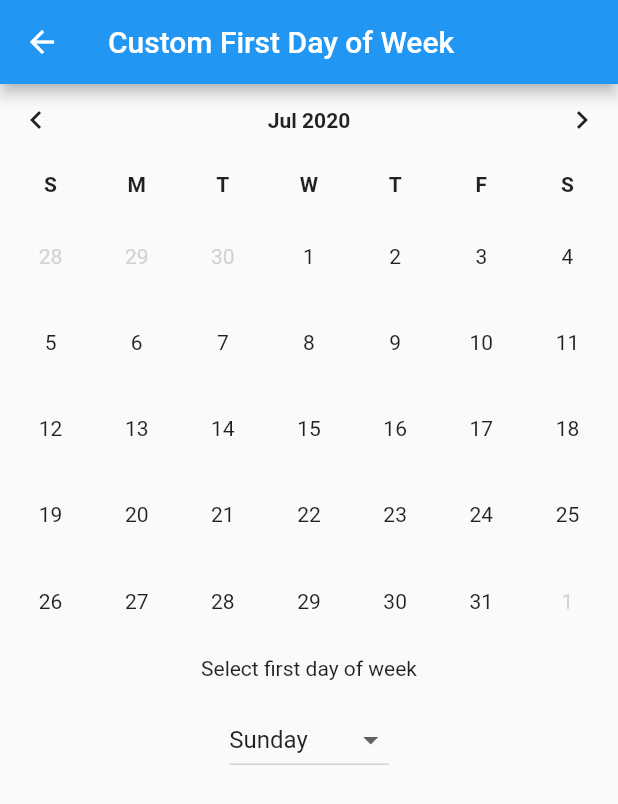
After one commit to jeebb/nhabe, a Flutter app: the CustomFirstDayOfWeek screen opened directly, after a tap on the "chevron left" icon, on a phone screen of 412 x 824 dp. The commit adds this screen. Shown: the top 804 px of the screen. Run offline on Flutter 3.47's test engine with Material 2 defaults, Android fonts, the phone set to English and light mode, and no system bars; missing offline and left inert: month_picker_strip.

Commit message:
Fix bug + Add some examples

```diff
--- /dev/null
+++ b/example/lib/examples/custom_first_day_of_week.dart
@@ -0,0 +1,59 @@
+import 'package:flutter/material.dart';
+import 'package:nhabe/nhabe.dart';
+
+class CustomFirstDayOfWeek extends StatefulWidget {
+  @override
+  State<StatefulWidget> createState() => _CustomFirstDayOfWeekState();
+}
+
+class _CustomFirstDayOfWeekState extends State<CustomFirstDayOfWeek> {
+  static final weekDays = <int, String>{
+    1: 'Monday',
+    2: 'Tueday',
+    3: 'Wednesday',
+    4: 'Thursday',
+    5: 'Friday',
+    6: 'Saturday',
+    7: 'Sunday',
+  };
+
+  int firstDayOfWeek = DateTime.sunday;
+
+  @override
+  Widget build(BuildContext context) => Scaffold(
+        appBar: AppBar(
+          title: Text('Custom First Day of Week'),
+        ),
+        body: SafeArea(
+          child: Column(
+            mainAxisAlignment: MainAxisAlignment.start,
+            children: <Widget>[
+              NBCalendar(
+                firstDayOfWeek: firstDayOfWeek,
+              ),
+              Padding(
+                padding: const EdgeInsets.all(8.0),
+                child: Text('Select first day of week'),
+              ),
+              Padding(
+                padding: const EdgeInsets.all(8.0),
+                child: DropdownButton(
+                  items: weekDays.keys
+                      .map(
+                        (dayKey) => DropdownMenuItem(
+                          child: Text(weekDays[dayKey]),
+                          value: dayKey,
+                        ),
+                      )
+                      .toList(),
+                  onChanged: (value) => setState(() {
+                    firstDayOfWeek = value;
+                  }),
+                  value: firstDayOfWeek,
+                ),
+              ),
+            ],
+          ),
+        ),
+      );
+}
--- a/example/pubspec.yaml
+++ b/example/pubspec.yaml
@@ -32,9 +32,15 @@ dependencies:
   # Use with the CupertinoIcons class for iOS style icons.
   cupertino_icons: ^0.1.3
 
+  intl: ^0.16.1
+  month_picker_strip: ^0.0.3
+
 dev_dependencies:
   flutter_test:
     sdk: flutter
+
+dependency_overrides:
+  intl: ^0.16.1
 
 # For information on the generic Dart part of this file, see the
 # following page: https://dart.dev/tools/pub/pubspec
--- a/lib/src/nb_calendar.dart
+++ b/lib/src/nb_calendar.dart
@@ -57,20 +57,10 @@ class NBCalendar extends StatefulWidget {
 
 class _NBCalendarState extends State<NBCalendar> {
   /// 'month' view
-  MonthAndYear selectedMonthAndYear;
-  DateTime selectedDate;
+  MonthAndYear _selectedMonthAndYear;
+  DateTime _selectedDate;
 
-  bool changingMonth = false;
-
-  @override
-  void initState() {
-    super.initState();
-
-    selectedMonthAndYear = widget.selectedMonthAndYear ??
-        MonthAndYear.fromDateTime(DateTime.now());
-
-    selectedDate = widget.selectedDate ?? DateTime.now();
-  }
+  bool _changingMonth = false;
 
   @override
   Widget build(BuildContext context) => widget.swipeToNavigate
@@ -95,13 +85,17 @@ class _NBCalendarState extends State<NBCalendar> {
                 monthAndYear: selectedMonthAndYear,
                 titleBuilder: widget.titleBuilder ?? defaultTitleBuilder,
                 titleStyle: defaultTitleStyle,
-                onPrevSelected: !changingMonth ? _onPrev : null,
-                onNextSelected: !changingMonth ? _onNext : null,
+                onPrevSelected: !_changingMonth ? _onPrev : null,
+                onNextSelected: !_changingMonth ? _onNext : null,
                 onMonthChanged: (monthAndYear) {
-                  if (!selectedMonthAndYear.equals(monthAndYear)) {
+                  if (!_selectedMonthAndYear.equals(monthAndYear)) {
                     setState(() {
-                      selectedMonthAndYear = monthAndYear;
+                      _selectedMonthAndYear = monthAndYear;
                     });
+
+                    if (widget.onMonthChanged != null) {
+                      widget.onMonthChanged(monthAndYear);
+                    }
                   }
                 },
               ),
@@ -126,6 +120,14 @@ class _NBCalendarState extends State<NBCalendar> {
         ),
       );
 
+  MonthAndYear get selectedMonthAndYear =>
+      _selectedMonthAndYear ??
+      (widget.selectedMonthAndYear ??
+          MonthAndYear.fromDateTime(DateTime.now()));
+
+  DateTime get selectedDate =>
+      _selectedDate ?? (widget.selectedDate ?? DateTime.now());
+
   Future<bool> _onHorizonSwipe(DismissDirection direction) async {
     if (direction == DismissDirection.startToEnd) {
       _onPrev();
@@ -138,15 +140,15 @@ class _NBCalendarState extends State<NBCalendar> {
 
   void _onPrev() {
     setState(() {
-      changingMonth = true;
+      _changingMonth = true;
     });
 
     final prevMonth = MonthAndYear.fromDateTime(
         DateTime(selectedMonthAndYear.year, selectedMonthAndYear.month, -1));
 
     setState(() {
-      selectedMonthAndYear = prevMonth;
-      changingMonth = false;
+      _selectedMonthAndYear = prevMonth;
+      _changingMonth = false;
     });
 
     if (widget.onMonthChanged != null) {
@@ -156,7 +158,7 @@ class _NBCalendarState extends State<NBCalendar> {
 
   void _onNext() {
     setState(() {
-      changingMonth = true;
+      _changingMonth = true;
     });
 
     final nextMonth = MonthAndYear.fromDateTime(DateTime(
@@ -165,8 +167,8 @@ class _NBCalendarState extends State<NBCalendar> {
     ));
 
     setState(() {
-      selectedMonthAndYear = nextMonth;
-      changingMonth = false;
+      _selectedMonthAndYear = nextMonth;
+      _changingMonth = false;
     });
 
     if (widget.onMonthChanged != null) {
@@ -176,9 +178,9 @@ class _NBCalendarState extends State<NBCalendar> {
 
   void _onDateSelected(DateTime dateTime) {
     // don't fire the event multiple time on same date
-    if (!_isEqualDate(dateTime, selectedDate)) {
+    if (!_isEqualDate(dateTime, _selectedDate)) {
       setState(() {
-        selectedDate = dateTime;
+        _selectedDate = dateTime;
       });
 
       if (widget.onDateSelected != null) {
```
Also changed, not shown: example/lib/examples/custom_calendar_header.dart (added, +61 -0 lines), example/lib/examples/custom_title_and_weekdays.dart (added, +34 -0 lines), example/lib/examples/month_and_day_change_event.dart (added, +40 -0 lines), example/lib/main.dart (+22 -14 lines), example/lib/examples/simple_calendar.dart (renamed from example/lib/examples/SimpleCalendar.dart), example/pubspec.lock.
